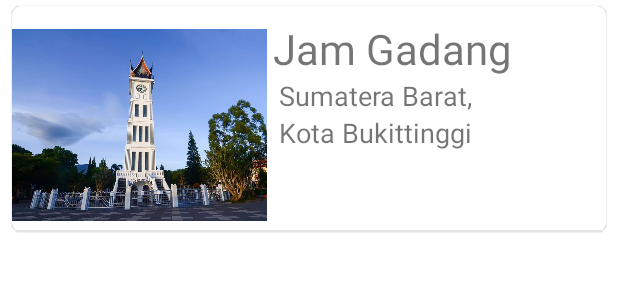
After one commit to TDCPaciato/All-in-Parlay, an Android app: the layout item_post.xml on its own in the app's theme, with its tools: preview values and no code run, on a phone screen of 412 x 824 dp. The commit adds this screen. Shown: the top 300 px of the screen. Run offline under Robolectric (Android 15) with nearby library versions, the phone set to English and light mode, and no system bars.

Commit message:
update tampilan

```diff
--- /dev/null
+++ b/LandmarkIndonesia/app/src/main/res/layout/item_post.xml
@@ -0,0 +1,71 @@
+<?xml version="1.0" encoding="utf-8"?>
+<androidx.cardview.widget.CardView xmlns:android="http://schemas.android.com/apk/res/android"
+    xmlns:app="http://schemas.android.com/apk/res-auto"
+    xmlns:tools="http://schemas.android.com/tools"
+    android:layout_width="match_parent"
+    android:layout_height="wrap_content"
+    android:layout_marginHorizontal="8dp"
+    android:layout_marginTop="4dp"
+    android:clickable="true"
+    android:focusable="true"
+    android:foreground="?attr/selectableItemBackgroundBorderless"
+    app:cardBackgroundColor="@color/white"
+    app:cardCornerRadius="6dp"
+    app:cardElevation="0.7dp"
+    app:cardPreventCornerOverlap="true">
+
+    <androidx.constraintlayout.widget.ConstraintLayout
+        android:layout_width="match_parent"
+        android:layout_height="wrap_content"
+
+        android:orientation="horizontal"
+        android:paddingTop="8dp">
+
+        <ImageView
+            android:id="@+id/iv_jam_gadang"
+            android:layout_width="170dp"
+            android:layout_height="140dp"
+            android:src="@drawable/jam_gadang"
+            app:layout_constraintBottom_toBottomOf="parent"
+            app:layout_constraintStart_toStartOf="parent"
+            app:layout_constraintTop_toTopOf="parent" />
+
+        <TextView
+            android:id="@+id/tv_nama"
+            android:layout_width="wrap_content"
+            android:layout_height="wrap_content"
+            android:textSize="28sp"
+            android:text="Jam Gadang"
+            android:layout_marginStart="4dp"
+            app:layout_constraintTop_toTopOf="@id/iv_jam_gadang"
+            app:layout_constraintStart_toEndOf="@id/iv_jam_gadang"/>
+
+        <TextView
+            android:id="@+id/tv_provinsi"
+            android:layout_width="wrap_content"
+            android:layout_height="wrap_content"
+            android:textSize="18sp"
+            android:layout_marginStart="8dp"
+            android:text="Sumatera Barat,"
+            app:layout_constraintTop_toBottomOf="@id/tv_nama"
+            app:layout_constraintStart_toEndOf="@id/iv_jam_gadang"/>
+
+        <TextView
+            android:id="@+id/tv_kota"
+            android:layout_width="wrap_content"
+            android:layout_height="wrap_content"
+            android:textSize="18sp"
+            android:layout_marginStart="8dp"
+            android:text="Kota Bukittinggi"
+            app:layout_constraintTop_toBottomOf="@id/tv_provinsi"
+            app:layout_constraintStart_toEndOf="@id/iv_jam_gadang"/>
+
+        <View
+            android:layout_width="match_parent"
+            android:layout_height="1dp"
+            android:background="@color/grey"
+            app:layout_constraintTop_toBottomOf="@id/iv_jam_gadang"/>
+
+    </androidx.constraintlayout.widget.ConstraintLayout>
+
+</androidx.cardview.widget.CardView>
```
Also changed, not shown: LandmarkIndonesia/app/src/main/res/layout/fragment_home.xml (+10 -45 lines), LandmarkIndonesia/app/src/main/res/layout/fragment_search.xml (+10 -3 lines).
